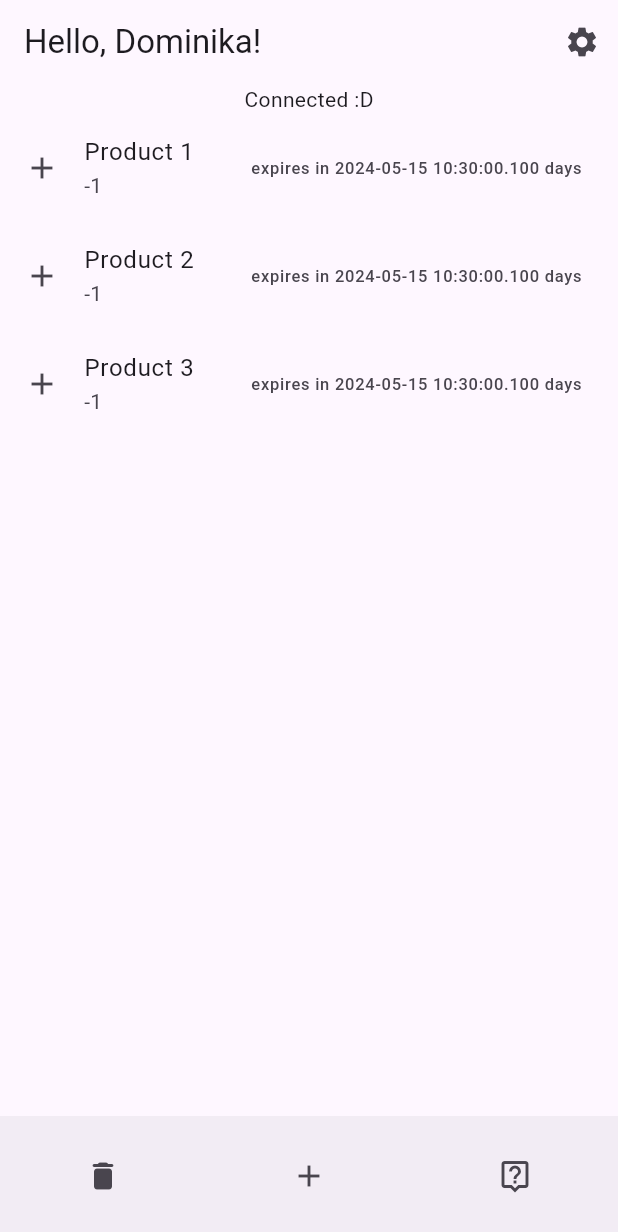
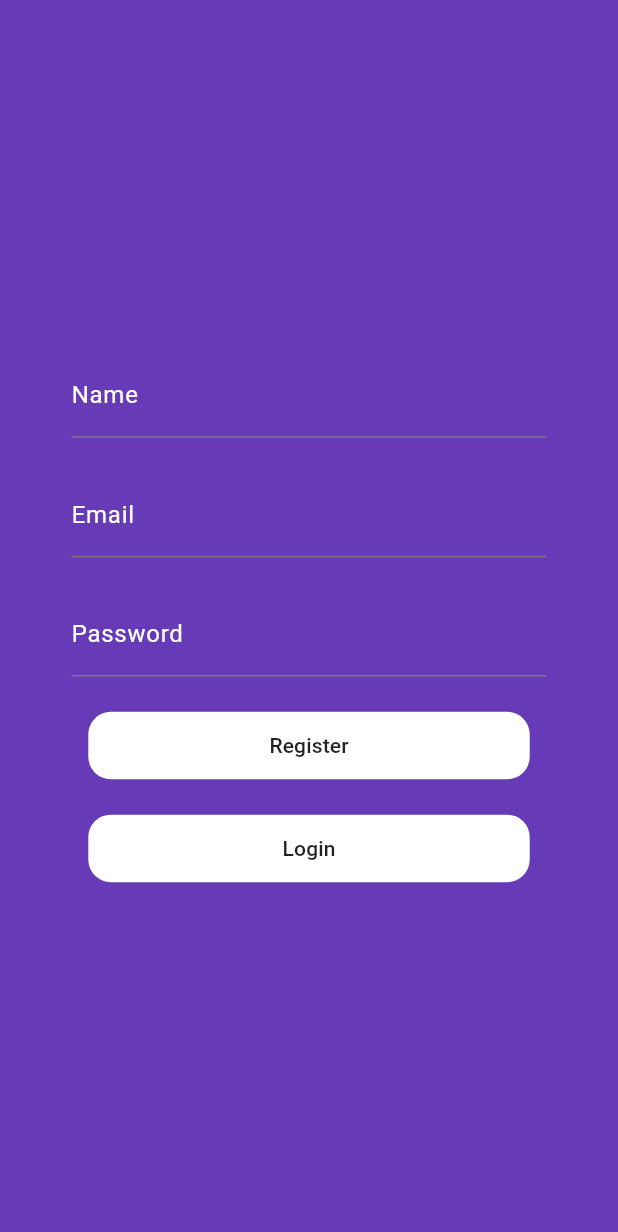
Before and after one commit to do-ko/waste_not, a Flutter app: the screen it shows after launch, on a phone screen of 412 x 824 dp. Shown: the top 1232 px of the screen. Run offline on Flutter 3.47's test engine with Material 3 defaults, Android fonts, the phone set to English and light mode, and no system bars; our stand-ins replace cloud_firestore, firebase_auth, firebase_core, flutter_riverpod, image_picker; missing offline and left inert: google_mlkit_text_recognition; accounts and stored records are empty.

Commit message:
auth user

```diff
--- /dev/null
+++ b/lib/controllers/auth.dart
@@ -0,0 +1,35 @@
+import 'package:firebase_auth/firebase_auth.dart';
+import '../controllers/user.dart';
+
+class AuthController{
+  static Future<bool> signIn(String email, String password) async {
+    try {
+      await FirebaseAuth.instance
+          .signInWithEmailAndPassword(email: email, password: password);
+      return true;
+    } catch (e) {
+      print(e);
+      return false;
+    }
+  }
+
+  static Future<bool> register(String email, String password, String name) async {
+    try {
+      UserCredential userCredential = await FirebaseAuth.instance
+          .createUserWithEmailAndPassword(email: email, password: password);
+      String uid = userCredential.user!.uid;
+      UserController.createUser(email: email, name: name, uid: uid);
+      return true;
+    } on FirebaseAuthException catch (e) {
+      if (e.code == 'weak-password') {
+        print('The password provided is too weak.');
+      } else if (e.code == 'email-already-in-use') {
+        print('The account already exists for that email.');
+      }
+      return false;
+    } catch (e) {
+      print(e.toString());
+      return false;
+    }
+  }
+}
--- a/lib/controllers/user.dart
+++ b/lib/controllers/user.dart
@@ -8,10 +8,9 @@ class UserController extends ChangeNotifier {
     return null;
   }
 
-  static Future createUser({required String email, required String name}) async {
-    final docUser = FirebaseFirestore.instance.collection('Users').doc();
-
-    final user = User(id:docUser.id, email: email, name: name);
+  static Future createUser({required String email, required String name, required String uid}) async {
+    final docUser = FirebaseFirestore.instance.collection('Users').doc(uid);
+    final user = User(id: uid, email: email, name: name);
     final jsonUser = user.toJson();
     await docUser.set(jsonUser);
   }
--- a/lib/main.dart
+++ b/lib/main.dart
@@ -1,16 +1,20 @@
+import 'package:firebase_core/firebase_core.dart';
 import 'package:flutter/material.dart';
 import 'package:flutter_riverpod/flutter_riverpod.dart';
 import 'package:waste_not/controllers/product.dart';
 import 'package:waste_not/views/add_product.dart';
+import 'package:waste_not/views/authentication.dart';
 import 'package:waste_not/views/edit_account.dart';
 import 'package:waste_not/views/edit_product.dart';
 import 'package:waste_not/views/home.dart';
 import 'package:waste_not/views/product.dart';
 import 'package:waste_not/views/settings.dart';
 
-void main() {
+import 'firebase_options.dart';
+
+Future<void> main() async {
   WidgetsFlutterBinding.ensureInitialized();
-
+  await Firebase.initializeApp(options: DefaultFirebaseOptions.currentPlatform);
   runApp(const ProviderScope(child: WasteNotApp()));
 }
 
@@ -20,6 +24,7 @@ class WasteNotApp extends ConsumerWidget {
   @override
   Widget build(BuildContext context, WidgetRef ref) {
     return MaterialApp(
+      home: const AuthenticationView(),
       title: 'Waste Not (WIP)',
       debugShowCheckedModeBanner: false,
       theme: ThemeData(
@@ -27,7 +32,8 @@ class WasteNotApp extends ConsumerWidget {
         useMaterial3: true,
       ),
       routes: {
-        '/': (context) => const HomeView(),
+        '/auth': (context) => const AuthenticationView(),
+        '/home': (context) => const HomeView(),
         '/settings': (context) => const SettingsView(),
         '/account': (context) => const EditAccountView(),
         '/product': (context) =>
--- /dev/null
+++ b/lib/views/authentication.dart
@@ -0,0 +1,167 @@
+import 'package:flutter/material.dart';
+
+import '../controllers/auth.dart';
+import 'home.dart';
+
+class AuthenticationView extends StatefulWidget {
+  const AuthenticationView({super.key});
+
+  @override
+  State<StatefulWidget> createState() => _AuthenticationViewState();
+}
+
+class _AuthenticationViewState extends State<AuthenticationView> {
+  TextEditingController emailTextController = TextEditingController();
+  TextEditingController passwordTextController = TextEditingController();
+  TextEditingController nameTextController = TextEditingController();
+
+
+  @override
+  Widget build(BuildContext context) {
+    return Scaffold(
+      body: Container(
+        width: MediaQuery
+            .of(context)
+            .size
+            .width,
+        height: MediaQuery
+            .of(context)
+            .size
+            .height,
+        decoration: const BoxDecoration(
+          color: Colors.deepPurple,
+        ),
+        child: Column(
+          mainAxisAlignment: MainAxisAlignment.center,
+          children: [
+            SizedBox(
+              width: MediaQuery
+                  .of(context)
+                  .size
+                  .width / 1.3,
+              child: TextFormField(
+                style: const TextStyle(color: Colors.white),
+                controller: nameTextController,
+                decoration: const InputDecoration(
+                  hintText: "name",
+                  hintStyle: TextStyle(
+                    color: Colors.white,
+                  ),
+                  labelText: "Name",
+                  labelStyle: TextStyle(
+                    color: Colors.white,
+                  ),
+                ),
+              ),
+            ),
+            SizedBox(height: MediaQuery
+                .of(context)
+                .size
+                .height / 35),
+            SizedBox(
+              width: MediaQuery
+                  .of(context)
+                  .size
+                  .width / 1.3,
+              child: TextFormField(
+                style: const TextStyle(color: Colors.white),
+                controller: emailTextController,
+                decoration: const InputDecoration(
+                  hintText: "something@email.com",
+                  hintStyle: TextStyle(
+                    color: Colors.white,
+                  ),
+                  labelText: "Email",
+                  labelStyle: TextStyle(
+                    color: Colors.white,
+                  ),
+                ),
+              ),
+            ),
+            SizedBox(height: MediaQuery
+                .of(context)
+                .size
+                .height / 35),
+            SizedBox(
+              width: MediaQuery
+                  .of(context)
+                  .size
+                  .width / 1.3,
+              child: TextFormField(
+                style: const TextStyle(color: Colors.white),
+                controller: passwordTextController,
+                obscureText: true,
+                decoration: const InputDecoration(
+                  hintText: "password",
+                  hintStyle: TextStyle(
+                    color: Colors.white,
+                  ),
+                  labelText: "Password",
+                  labelStyle: TextStyle(
+                    color: Colors.white,
+                  ),
+                ),
+              ),
+            ),
+
+            SizedBox(height: MediaQuery
+                .of(context)
+                .size
+                .height / 35),
+            Container(
+              width: MediaQuery
+                  .of(context)
+                  .size
+                  .width / 1.4,
+              height: 45,
+              decoration: BoxDecoration(
+                borderRadius: BorderRadius.circular(15.0),
+                color: Colors.white,
+              ),
+              child: MaterialButton(
+                onPressed: () async {
+                  bool shouldNavigate =
+                  await AuthController.register(emailTextController.text, passwordTextController.text, nameTextController.text);
+                  if (shouldNavigate) {
+                    Navigator.pushReplacement(
+                      context,
+                      MaterialPageRoute(builder: (context) => const HomeView()),
+                    );
+                  }
+                },
+                child: const Text("Register"),
+              ),
+            ),
+            SizedBox(height: MediaQuery
+                .of(context)
+                .size
+                .height / 35),
+            Container(
+              width: MediaQuery
+                  .of(context)
+                  .size
+                  .width / 1.4,
+              height: 45,
+              decoration: BoxDecoration(
+                borderRadius: BorderRadius.circular(15.0),
+                color: Colors.white,
+              ),
+              child: MaterialButton(
+                  onPressed: () async {
+                    bool shouldNavigate =
+                    await AuthController.signIn(emailTextController.text, passwordTextController.text);
+                    if (shouldNavigate) {
+                      Navigator.pushReplacement(
+                        context,
+                        MaterialPageRoute(builder: (context) => const HomeView()),
+                      );
+                    }
+                  },
+                  child: const Text("Login")),
+            ),
+          ],
+        ),
+      ),
+    );
+  }
+}
```
Also changed, not shown: lib/views/home.dart (+52 -53 lines).
